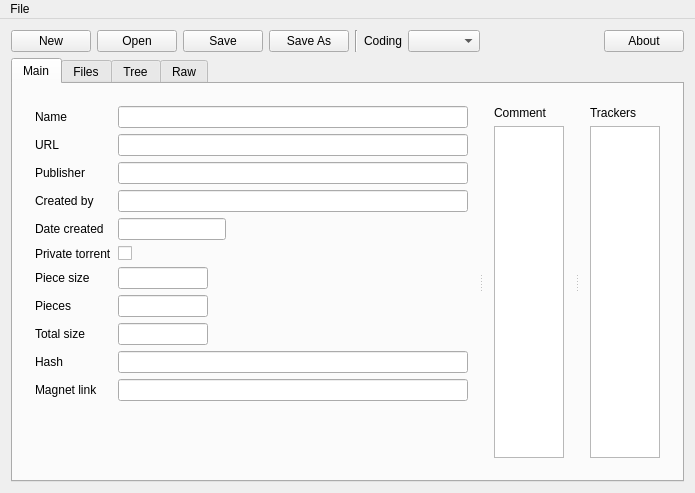
This is mainwindow.ui in torrent-file-editor/torrent-file-editor as Qt 5 draws it before an edit. The edited form follows.
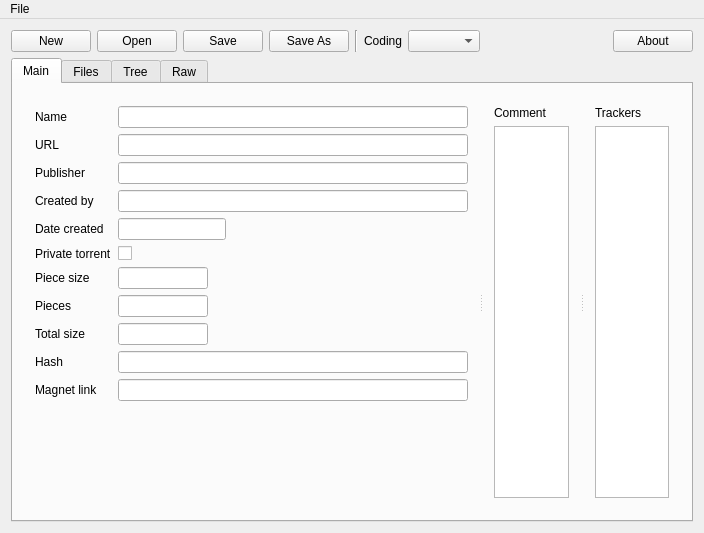
This is the edited form. Icons and pictures are not drawn. Custom widgets are drawn as their Qt base class.

Commit message: Restore initial window size

Patch:
```diff
--- a/mainwindow.ui
+++ b/mainwindow.ui
@@ -6,8 +6,8 @@
    <rect>
     <x>0</x>
     <y>0</y>
-    <width>659</width>
-    <height>493</height>
+    <width>704</width>
+    <height>533</height>
    </rect>
   </property>
   <property name="acceptDrops">
```
